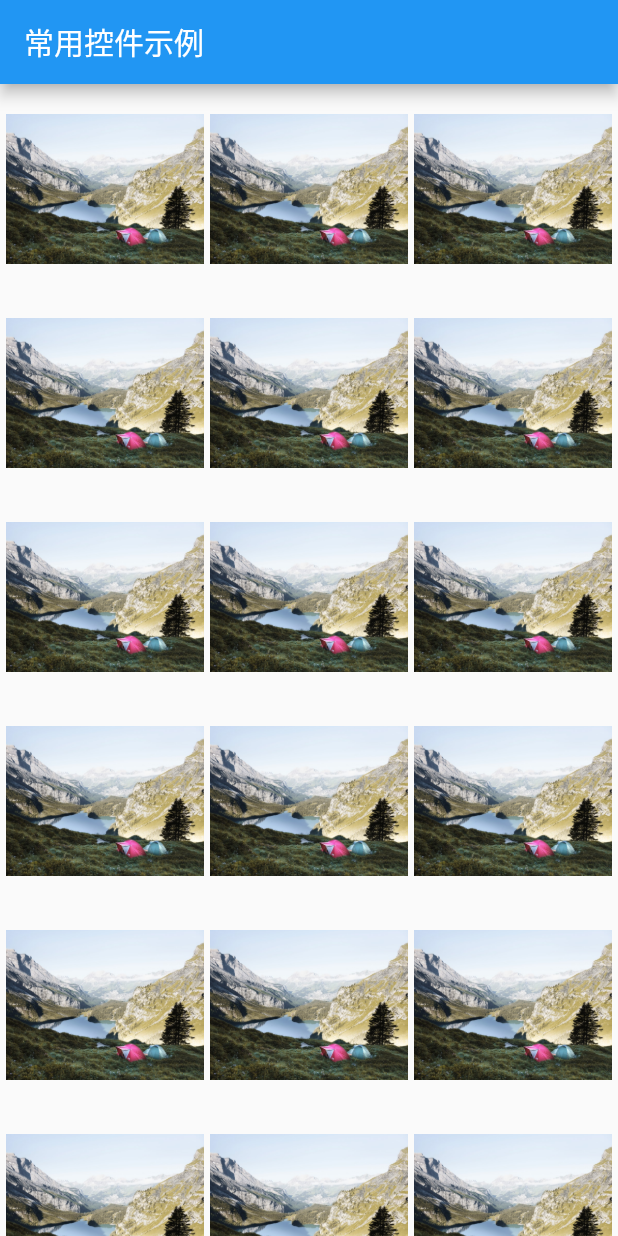
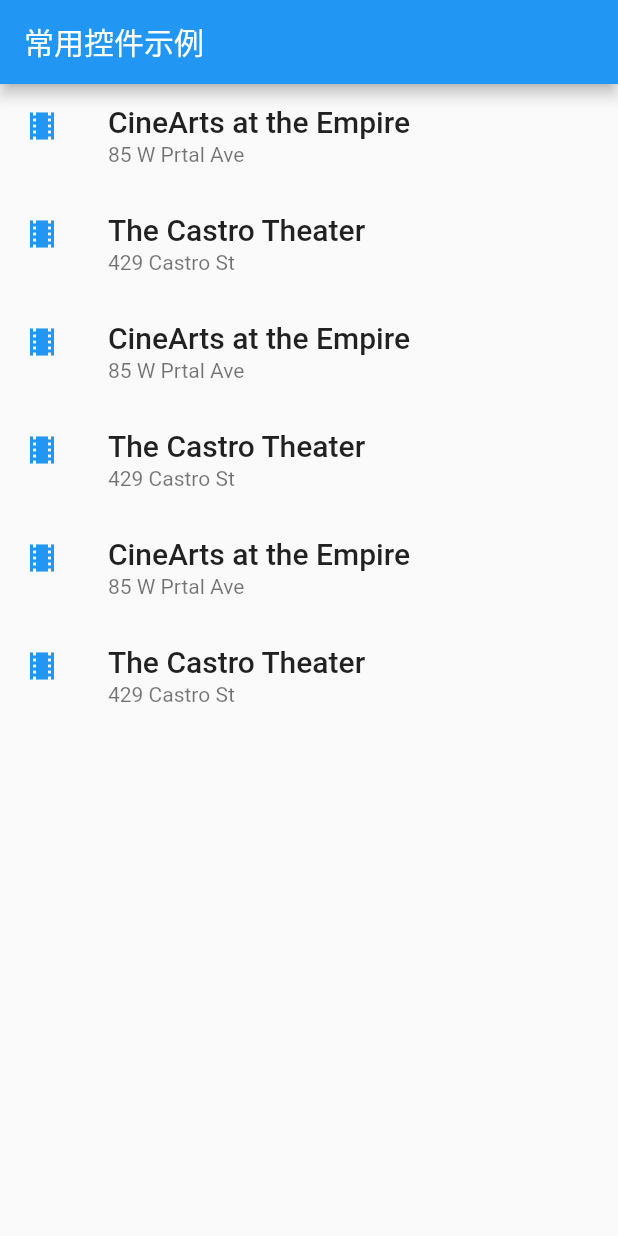
Before and after one commit to kenan0620/FlutterUI, a Flutter app: the screen it shows after launch, on a phone screen of 412 x 824 dp. Run offline on Flutter 3.47's test engine with Material 2 defaults, Android fonts, the phone set to English and light mode, and no system bars; our stand-ins replace cached_network_image, dio, transparent_image.

Commit message:
ListView

```diff
--- a/lib/UISample/OftenUI.dart
+++ b/lib/UISample/OftenUI.dart
@@ -6,12 +6,12 @@ class OftenUIApp extends StatelessWidget{
   Widget build(BuildContext context) {
     return new MaterialApp(
       title: '常用控件',
-      home: new OftenVC(),
+      home: new ListVC(),
     );
   }
 }
 
-class OftenVC extends StatelessWidget {
+class GridVC extends StatelessWidget {
   @override
   Widget build(BuildContext context) {
 
@@ -39,3 +39,94 @@ class OftenVC extends StatelessWidget {
     );
   }
 }
+
+class ListVC extends StatelessWidget {
+  @override
+  Widget build(BuildContext context) {
+    List<Widget> list = <Widget>[
+      new ListTile(
+        title: new Text('CineArts at the Empire',
+        style: new TextStyle(
+          fontWeight: FontWeight.w500,
+          fontSize: 20
+        ),),
+        subtitle: new Text('85 W Prtal Ave'),
+        leading: new Icon(
+          Icons.theaters,
+          color: Colors.blue[500],
+        ),
+      ),
+      new ListTile(
+        title: new Text('The Castro Theater',
+          style: new TextStyle(
+            fontWeight: FontWeight.w500,
+            fontSize: 20,
+          ),),
+        subtitle: new Text('429 Castro St'),
+        leading: new Icon(
+          Icons.theaters,
+          color: Colors.blue[500],
+        ),
+      ),
+      new ListTile(
+        title: new Text('CineArts at the Empire',
+          style: new TextStyle(
+              fontWeight: FontWeight.w500,
+              fontSize: 20
+          ),),
+        subtitle: new Text('85 W Prtal Ave'),
+        leading: new Icon(
+          Icons.theaters,
+          color: Colors.blue[500],
+        ),
+      ),
+      new ListTile(
+        title: new Text('The Castro Theater',
+          style: new TextStyle(
+            fontWeight: FontWeight.w500,
+            fontSize: 20,
+          ),),
+        subtitle: new Text('429 Castro St'),
+        leading: new Icon(
+          Icons.theaters,
+          color: Colors.blue[500],
+        ),
+      ),
+      new ListTile(
+        title: new Text('CineArts at the Empire',
+          style: new TextStyle(
+              fontWeight: FontWeight.w500,
+              fontSize: 20
+          ),),
+        subtitle: new Text('85 W Prtal Ave'),
+        leading: new Icon(
+          Icons.theaters,
+          color: Colors.blue[500],
+        ),
+      ),
+      new ListTile(
+        title: new Text('The Castro Theater',
+          style: new TextStyle(
+            fontWeight: FontWeight.w500,
+            fontSize: 20,
+          ),),
+        subtitle: new Text('429 Castro St'),
+        leading: new Icon(
+          Icons.theaters,
+          color: Colors.blue[500],
+        ),
+      ),
+    ];
+
+    return new Scaffold(
+      appBar: new AppBar(
+        title: new Text('常用控件示例'),
+      ),
+      body: new Center(
+        child: new ListView(
+          children: list,
+        ),
+      ),
+    );
+  }
+}
```
